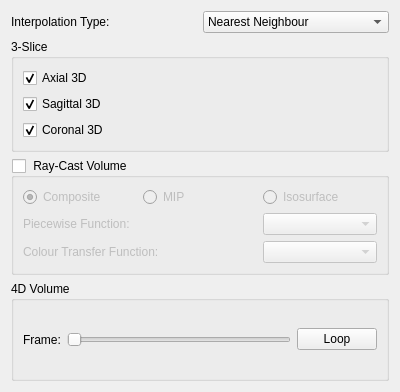
Qt form rtUI/volume3DOptions.ui (pengwg/vurtigo) before a commit.
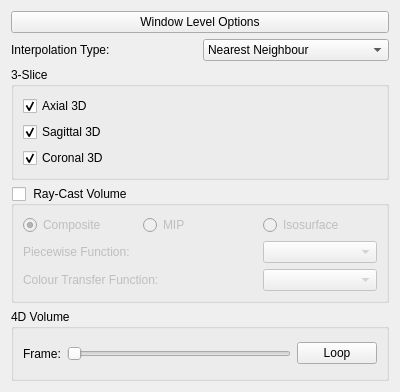
The same form after that commit.

Commit message:
Added the window level dialog with options. BugID:644 Analysis:The window level is now tied with a config file.
Resolution:

Reviewed by:

What changed in the file:
```diff
--- a/rtUI/volume3DOptions.ui
+++ b/rtUI/volume3DOptions.ui
@@ -14,6 +14,13 @@
    <string>Form</string>
   </property>
   <layout class="QVBoxLayout" name="verticalLayout_2">
+   <item>
+    <widget class="QPushButton" name="wlButton">
+     <property name="text">
+      <string>Window Level Options</string>
+     </property>
+    </widget>
+   </item>
    <item>
     <layout class="QHBoxLayout" name="horizontalLayout">
      <item>
```
The commit also changes 17 other files.
